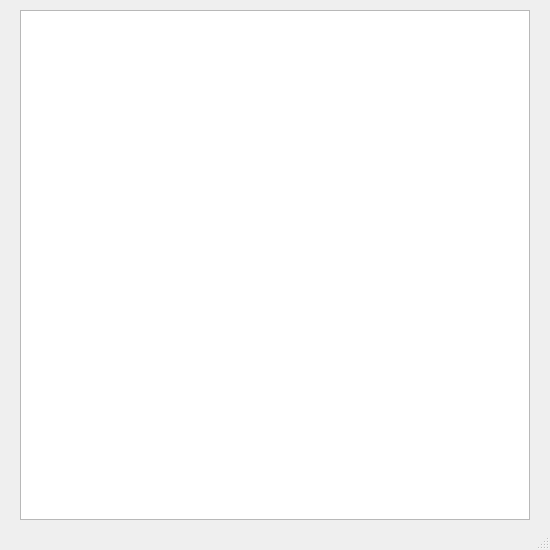
Above: mainwindow.ui from Kacper2048/Snake before the change. Below: the same form after it.
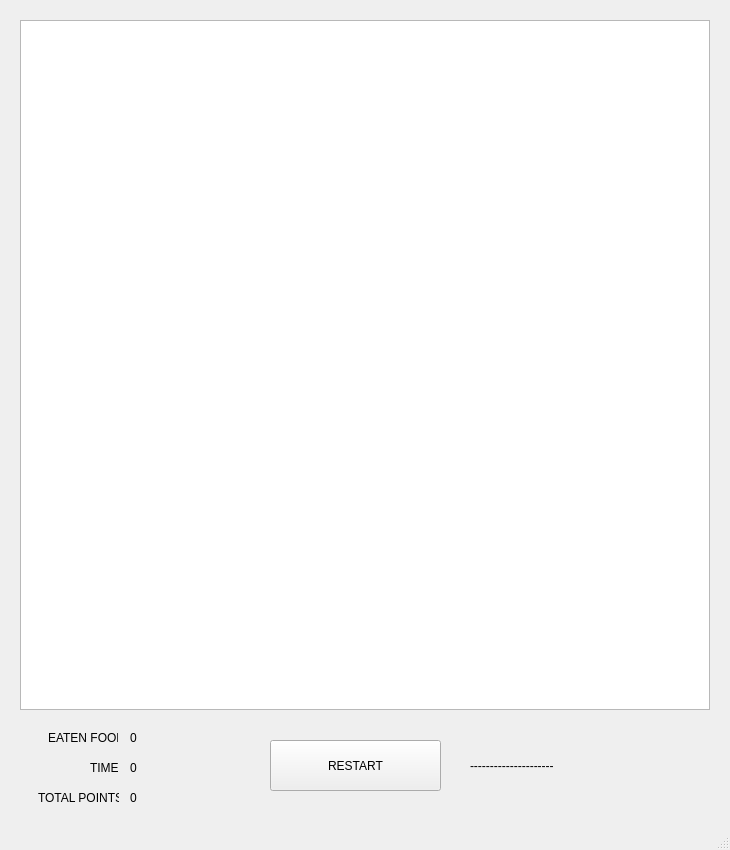
That is the form after the change.

Diff of the .ui file:
```diff
--- a/mainwindow.ui
+++ b/mainwindow.ui
@@ -6,8 +6,8 @@
    <rect>
     <x>0</x>
     <y>0</y>
-    <width>550</width>
-    <height>550</height>
+    <width>730</width>
+    <height>850</height>
    </rect>
   </property>
   <property name="windowTitle">
@@ -18,12 +18,116 @@
     <property name="geometry">
      <rect>
       <x>20</x>
-      <y>10</y>
-      <width>510</width>
-      <height>510</height>
+      <y>20</y>
+      <width>690</width>
+      <height>690</height>
      </rect>
     </property>
    </widget>
+   <widget class="QPushButton" name="restartButton">
+    <property name="geometry">
+     <rect>
+      <x>270</x>
+      <y>740</y>
+      <width>171</width>
+      <height>51</height>
+     </rect>
+    </property>
+    <property name="text">
+     <string>RESTART</string>
+    </property>
+   </widget>
+   <widget class="QLabel" name="label">
+    <property name="geometry">
+     <rect>
+      <x>48</x>
+      <y>730</y>
+      <width>70</width>
+      <height>16</height>
+     </rect>
+    </property>
+    <property name="text">
+     <string>EATEN FOOD</string>
+    </property>
+   </widget>
+   <widget class="QLabel" name="label_2">
+    <property name="geometry">
+     <rect>
+      <x>90</x>
+      <y>760</y>
+      <width>31</width>
+      <height>16</height>
+     </rect>
+    </property>
+    <property name="text">
+     <string>TIME</string>
+    </property>
+   </widget>
+   <widget class="QLabel" name="label_3">
+    <property name="geometry">
+     <rect>
+      <x>38</x>
+      <y>790</y>
+      <width>81</width>
+      <height>16</height>
+     </rect>
+    </property>
+    <property name="text">
+     <string>TOTAL POINTS</string>
+    </property>
+   </widget>
+   <widget class="QLabel" name="foodPoints">
+    <property name="geometry">
+     <rect>
+      <x>130</x>
+      <y>730</y>
+      <width>49</width>
+      <height>16</height>
+     </rect>
+    </property>
+    <property name="text">
+     <string>0</string>
+    </property>
+   </widget>
+   <widget class="QLabel" name="timePoints">
+    <property name="geometry">
+     <rect>
+      <x>130</x>
+      <y>760</y>
+      <width>49</width>
+      <height>16</height>
+     </rect>
+    </property>
+    <property name="text">
+     <string>0</string>
+    </property>
+   </widget>
+   <widget class="QLabel" name="totalPoints">
+    <property name="geometry">
+     <rect>
+      <x>130</x>
+      <y>790</y>
+      <width>49</width>
+      <height>16</height>
+     </rect>
+    </property>
+    <property name="text">
+     <string>0</string>
+    </property>
+   </widget>
+   <widget class="QLabel" name="game_over">
+    <property name="geometry">
+     <rect>
+      <x>470</x>
+      <y>750</y>
+      <width>111</width>
+      <height>31</height>
+     </rect>
+    </property>
+    <property name="text">
+     <string>---------------------</string>
+    </property>
+   </widget>
   </widget>
   <widget class="QStatusBar" name="statusbar"/>
  </widget>
```
